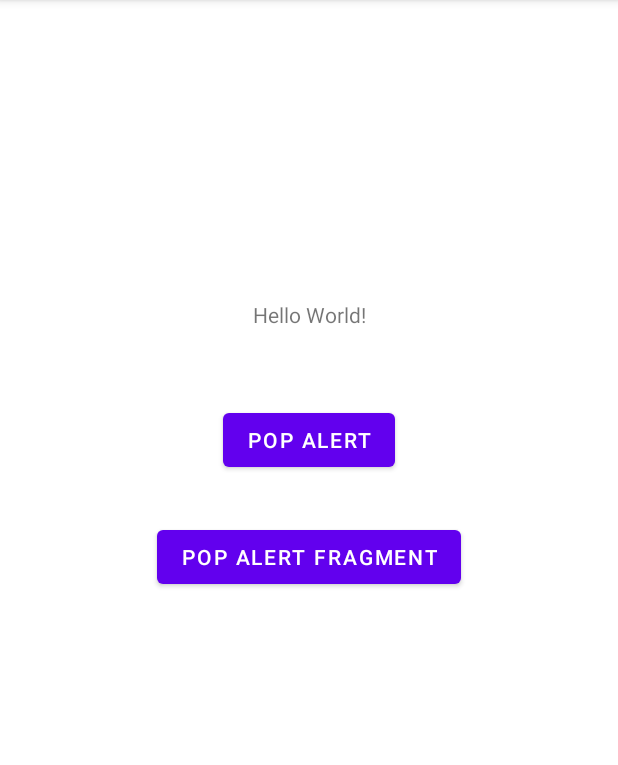
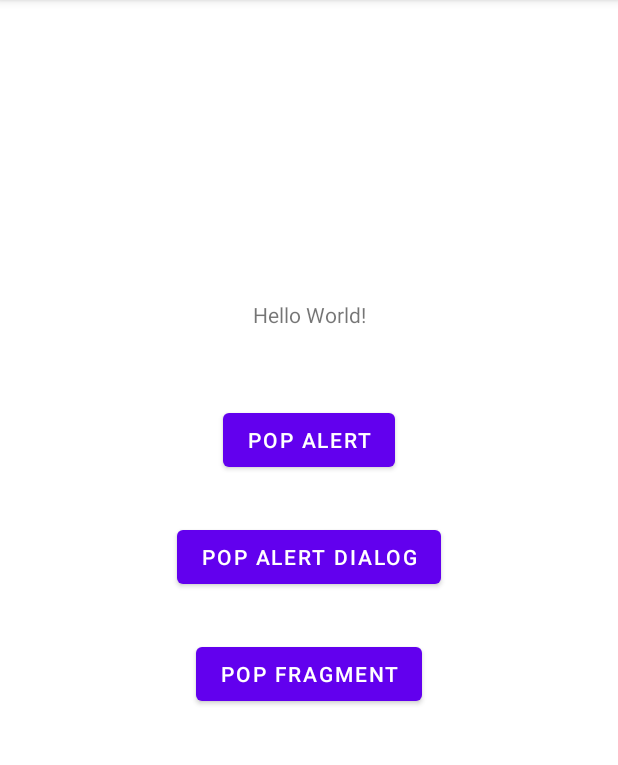
Before and after one commit to richrono/alert_sample, an Android app: the screen it shows after launch (MainActivity), on a phone screen of 412 x 824 dp, the part 84-849 px from its top. Run offline under Robolectric (Android 15) with nearby library versions, the light colour scheme and no system bars.

Commit message:
Created fragment third button

```diff
--- a/app/src/main/java/com/example/alert_sample/MainActivity.kt
+++ b/app/src/main/java/com/example/alert_sample/MainActivity.kt
@@ -1,9 +1,14 @@
 package com.example.alert_sample
 
 import android.annotation.SuppressLint
+import android.content.Context
 import androidx.appcompat.app.AppCompatActivity
 import android.os.Bundle
+import android.util.AttributeSet
+import android.view.LayoutInflater
+import android.view.View
 import android.widget.Button
+import android.widget.ImageView
 import androidx.appcompat.app.AlertDialog
 
 class MainActivity : AppCompatActivity() {
@@ -95,6 +100,20 @@ class MainActivity : AppCompatActivity() {
                 .setNegativeButton(" ", null)
                 .show()
         }
+
+////        ボタン３つめ　ImgButtonのフラグメントを呼び出す
+//        val transaction = supportFragmentManager.beginTransaction()
+        val btnThird: Button = findViewById(R.id.btnThird)
+//        val fragmentLayout = layoutInflater.inflate(R.layout.view_img_button, null)
+        btnThird.setOnClickListener {
+            NewsFragment()
+                .onCreateView(layoutInflater, null, null)
+        }
+//                btnThird.setOnClickListener {
+//            val aiueo = NewsFragment()
+//            aiueo.onCreateView(layoutInflater,null,null)
+//        }
+
     }
 }
 
--- a/app/src/main/res/layout/activity_main.xml
+++ b/app/src/main/res/layout/activity_main.xml
@@ -31,9 +31,43 @@
         android:layout_width="wrap_content"
         android:layout_height="wrap_content"
         android:layout_marginTop="30dp"
-        android:text="POP ALERT FRAGMENT"
+        android:text="@string/pop_alert_dialog"
         app:layout_constraintEnd_toEndOf="parent"
         app:layout_constraintStart_toStartOf="parent"
         app:layout_constraintTop_toBottomOf="@+id/btnAlert" />
 
+    <Button
+        android:id="@+id/btnThird"
+        android:layout_width="wrap_content"
+        android:layout_height="wrap_content"
+        android:layout_marginTop="30dp"
+        android:text="@string/pop_fragment"
+        app:layout_constraintEnd_toEndOf="parent"
+        app:layout_constraintStart_toStartOf="parent"
+        app:layout_constraintTop_toBottomOf="@+id/btnFragment" />
+
+<!--    <androidx.fragment.app.FragmentContainerView-->
+<!--        android:id="@+id/fragmentContainerView"-->
+<!--        android:name="com.example.alert_sample.NewsFragment"-->
+<!--        android:layout_width="0dp"-->
+<!--        android:layout_height="0dp"-->
+<!--        app:layout_constraintBottom_toBottomOf="parent"-->
+<!--        app:layout_constraintEnd_toEndOf="parent"-->
+<!--        app:layout_constraintStart_toStartOf="parent"-->
+<!--        app:layout_constraintTop_toTopOf="parent" />-->
+
 </androidx.constraintlayout.widget.ConstraintLayout>
+
+
+<!--<?xml version="1.0" encoding="utf-8"?>-->
+<!--<androidx.fragment.app.FragmentContainerView -->
+<!--    android:layout_width="wrap_content"-->
+<!--    android:layout_height="wrap_content"-->
+<!--    android:id="@+id/fragment"-->
+<!--    android:name="com.example.alert_sample.NewsFragment"-->
+<!--    app:layout_constraintBottom_toBottomOf="parent"-->
+<!--    app:layout_constraintBottom_toTopOf="parent"-->
+<!--    app:layout_constraintRight_toLeftOf="parent"-->
+<!--    app:layout_constraintRight_toRightOf="parent"-->
+<!--    xmlns:app="http://schemas.android.com/apk/res-auto"-->
+<!--    xmlns:android="http://schemas.android.com/apk/res/android" />-->
--- /dev/null
+++ b/app/src/main/res/values/ids.xml
@@ -0,0 +1,4 @@
+<?xml version="1.0" encoding="utf-8"?>
+<resources>
+    <item name="btnAlert" type="id" />
+</resources>
--- a/app/src/main/res/values/strings.xml
+++ b/app/src/main/res/values/strings.xml
@@ -2,4 +2,6 @@
     <string name="app_name">alert_sample</string>
     <string name="pop_alert">POP ALERT</string>
     <string name="bushi">TODO</string>
+    <string name="pop_fragment">POP FRAGMENT</string>
+    <string name="pop_alert_dialog">POP ALERT DIALOG</string>
 </resources>
--- a/app/src/main/res/values/themes.xml
+++ b/app/src/main/res/values/themes.xml
@@ -10,15 +10,16 @@
         <item name="colorSecondaryVariant">@color/teal_700</item>
         <item name="colorOnSecondary">@color/black</item>
         <!-- Status bar color. -->
-        <item name="android:statusBarColor" tools:targetApi="l">?attr/colorPrimaryVariant</item>
+        <item name="android:statusBarColor" >?attr/colorPrimaryVariant</item>
         <!-- Customize your theme here. -->
 
     </style>
     <style name="ImageAlertDialog" parent="Theme.AppCompat.Light.Dialog">
         <item name="buttonBarNegativeButtonStyle">@style/buttonBarButtonstyle.Negative</item>
-        <item name="android:background">@drawable/bushi_yoroikabuto</item>
+        <item name="android:background">@drawable/touka002</item>
         <item name="android:textColor">@android:color/transparent</item>
         <item name="backgroundTint">@android:color/transparent</item>
+        <item name="android:windowBackground">@android:color/transparent</item>
 <!--        <item name="android:background">@drawable/bushi_yoroikabuto</item>-->
 <!--        <item name="android:windowNoTitle">true</item>-->
 <!--        <item name="android:windowBackground">@drawable/bushi_yoroikabuto</item>-->
@@ -34,7 +35,7 @@
     <style name="buttonBarButtonstyle.Negative">
         <item name="android:textColor">@android:color/transparent</item>
         <item name="backgroundTint">@android:color/transparent</item>
-        <item name="android:background">@drawable/bushi_yoroikabuto</item>
+        <item name="android:background">@drawable/touka002</item>
 
     </style>
 
```
Also changed, not shown: app/src/main/java/com/example/alert_sample/NewsFragment.kt (added, +35 -0 lines), app/src/main/res/layout/view_img_button.xml (added, +75 -0 lines), app/src/main/res/drawable-v24/bushi_yoroikabuto_2.png (added), app/src/main/res/drawable-v24/touka001.png (added), app/src/main/res/drawable-v24/touka002.png (added).
